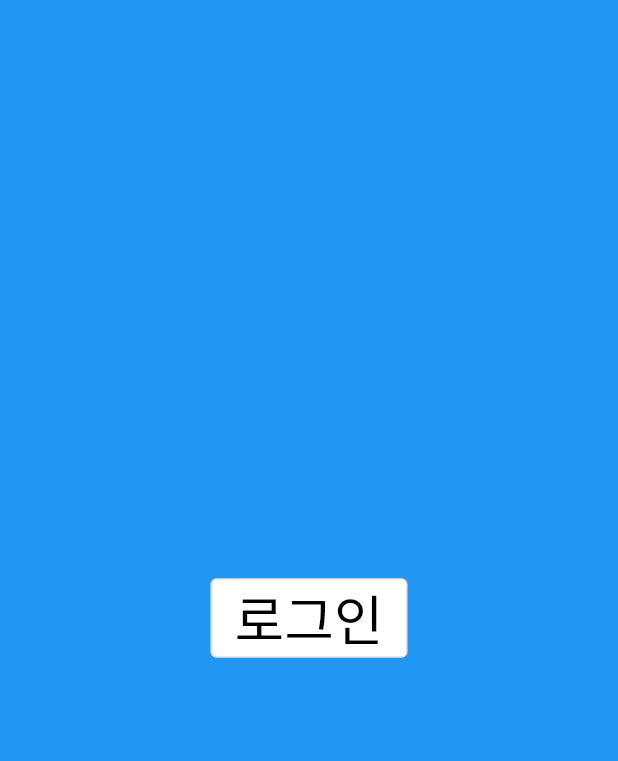
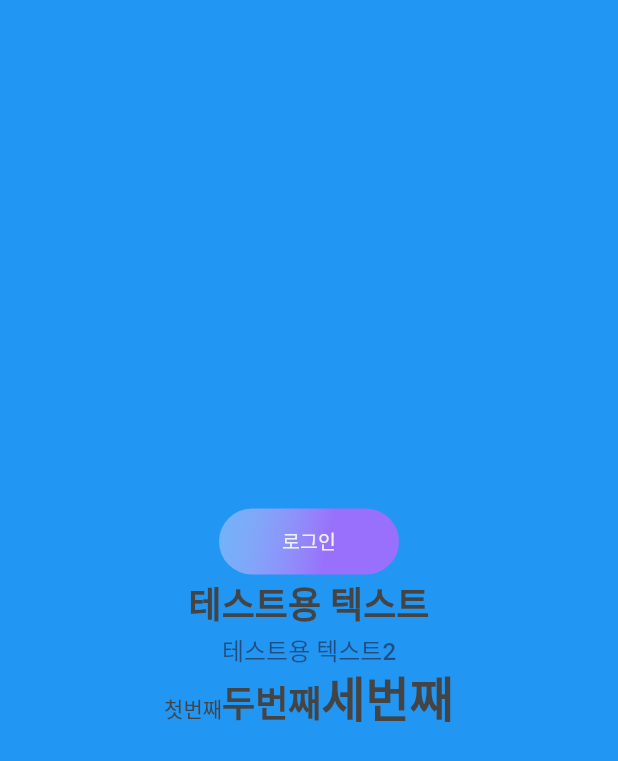
Before and after one commit to robot147/FE_schoolcheck, a Flutter app: the screen it shows after launch, on a phone screen of 412 x 824 dp. Shown: the top 761 px of the screen. Run offline on Flutter 3.47's test engine with Material 2 defaults, Android fonts, the phone set to English and light mode, and no system bars; our stand-ins replace device_info_plus, dio, flutter_riverpod, freezed_annotation, go_router, logger and 2 more; missing offline and left inert: path_to_regexp; generated files the repository leaves out were written again; Roboto replaces fonts that are missing (Pretendard).

Commit message:
로그인 페이지에 테스트 위젯 적용

```diff
--- a/lib/view/login/login_page.dart
+++ b/lib/view/login/login_page.dart
@@ -1,4 +1,8 @@
 import 'package:flutter/material.dart';
+import 'package:flutter_application_1/design_system/buttons/button.dart';
+import 'package:flutter_application_1/design_system/color/color.dart';
+import 'package:flutter_application_1/design_system/text/text.dart';
+import 'package:flutter_application_1/design_system/text/text_style.dart';
 import 'package:flutter_application_1/router/router.dart';
 import 'package:flutter_application_1/router/router_path.dart';
 import 'package:flutter_riverpod/flutter_riverpod.dart';
@@ -14,23 +18,57 @@ class LoginPage extends ConsumerWidget {
       body: Column(
         mainAxisAlignment: MainAxisAlignment.center,
         children: [
+          //AFTER
           Center(
-            child: OutlinedButton(
-              style: const ButtonStyle(
-                backgroundColor: MaterialStatePropertyAll(Colors.white),
-              ),
+            child: SCButton.capsule_primary(
+              title: '로그인',
               onPressed: () {
                 route.go(RouterPath.home.path);
               },
-              child: const Text(
-                '로그인',
-                style: TextStyle(
-                  color: Colors.black,
-                  fontSize: 36,
-                ),
+            ),
+            //BEFORE
+            //  OutlinedButton(
+            //   style: const ButtonStyle(
+            //     backgroundColor: MaterialStatePropertyAll(Colors.white),
+            //   ),
+            //   onPressed: () {
+            //     route.go(RouterPath.home.path);
+            //   },
+            //   child: const Text(
+            //     '로그인',
+            //     style: TextStyle(
+            //       color: Colors.black,
+            //       fontSize: 36,
+            //     ),
+            //   ),
+            // ),
+          ),
+          const SizedBox(height: 10),
+          const SCText(
+            '테스트용 텍스트',
+            textStyle: SCTextStyle.font_600_24px_100pc_P,
+          ),
+          const SizedBox(height: 10),
+          SCText(
+            '테스트용 텍스트2',
+            textStyle: SCTextStyle.font_500_16px_100pc_P,
+            color: SCColors.text_primary,
+          ),
+          const SizedBox(height: 10),
+          SCText.rich(
+            TextSpan(children: [
+              const TextSpan(text: '첫번째'), //기본 스타일 적용됨
+              TextSpan(
+                text: '두번째',
+                style: SCTextStyle.font_600_24px_100pc_P.value,
               ),
-            ),
-          )
+              TextSpan(
+                text: '세번째',
+                style: SCTextStyle.font_600_32px_100pc_P.value,
+              )
+            ]),
+            textStyle: SCTextStyle.font_400_14px_100pc_P, //기본 스타일
+          ),
         ],
       ),
     );
```
